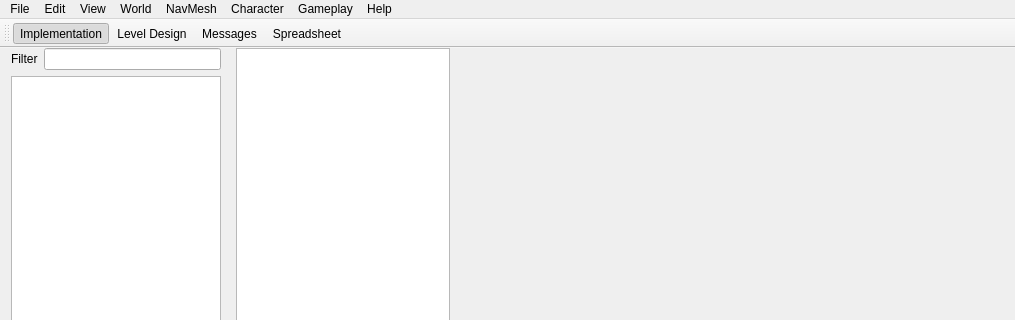
This is OpenCK/ui/mainwindow.ui in Open-CK/OpenCK as Qt 5 draws it before an edit; both pictures show x 0 to 1015 and y 0 to 320 of the 1015 by 649 pixel window. The edited form follows.
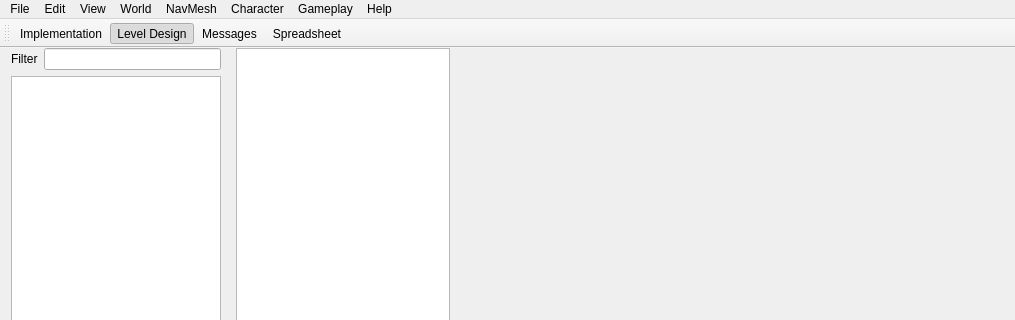
This is the edited form. Icons and pictures are not drawn.

What changed in the file:
```diff
--- a/OpenCK/ui/mainwindow.ui
+++ b/OpenCK/ui/mainwindow.ui
@@ -1686,7 +1686,7 @@
     <bool>true</bool>
    </property>
    <property name="checked">
-    <bool>true</bool>
+    <bool>false</bool>
    </property>
    <property name="icon">
     <iconset resource="../resources/resources.qrc">
@@ -1700,6 +1700,9 @@
    <property name="checkable">
     <bool>true</bool>
    </property>
+   <property name="checked">
+    <bool>true</bool>
+   </property>
    <property name="icon">
     <iconset resource="../resources/resources.qrc">
      <normaloff>:/viewmode/leveldesign.svg</normaloff>:/viewmode/leveldesign.svg</iconset>
```
Left out of the diff: 2 changed lines with no effect on the pictures.
